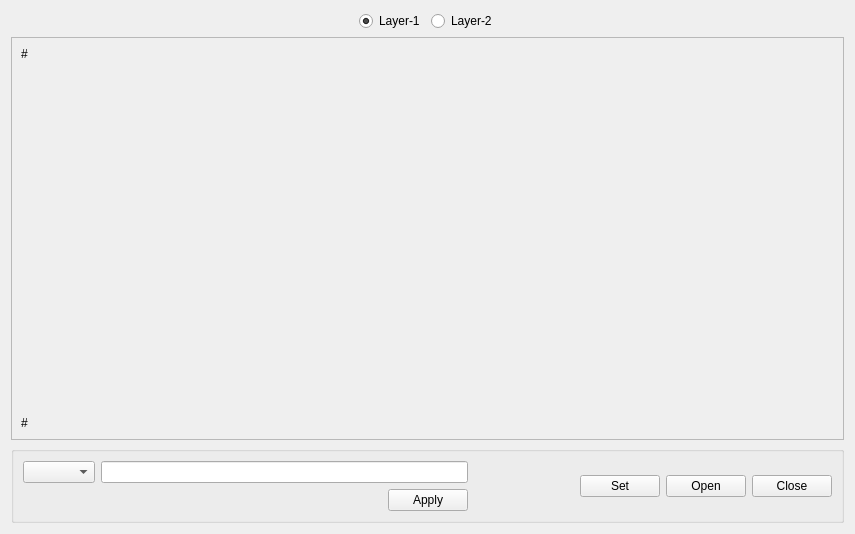
This is IhepMlcControl/Resources/UI/qSlicerIhepMlcControlLayoutWidget.ui in MichaelColonel/SlicerRT as Qt 5 draws it before an edit. The edited form follows.
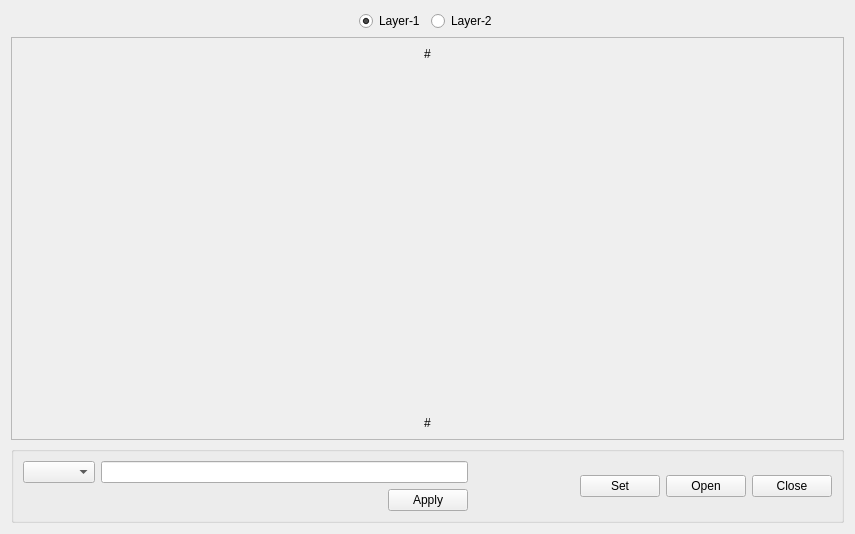
This is the edited form.

What changed in the file:
```diff
--- a/IhepMlcControl/Resources/UI/qSlicerIhepMlcControlLayoutWidget.ui
+++ b/IhepMlcControl/Resources/UI/qSlicerIhepMlcControlLayoutWidget.ui
@@ -87,12 +87,12 @@
         <bool>true</bool>
        </property>
        <property name="alignment">
-        <set>Qt::AlignLeading|Qt::AlignLeft|Qt::AlignVCenter</set>
+        <set>Qt::AlignCenter</set>
        </property>
        <widget class="QWidget" name="scrollAreaWidgetContents">
         <property name="geometry">
          <rect>
-          <x>0</x>
+          <x>402</x>
           <y>0</y>
           <width>28</width>
           <height>396</height>
```
Left out of the diff: 118 changed lines with no effect on the pictures.
